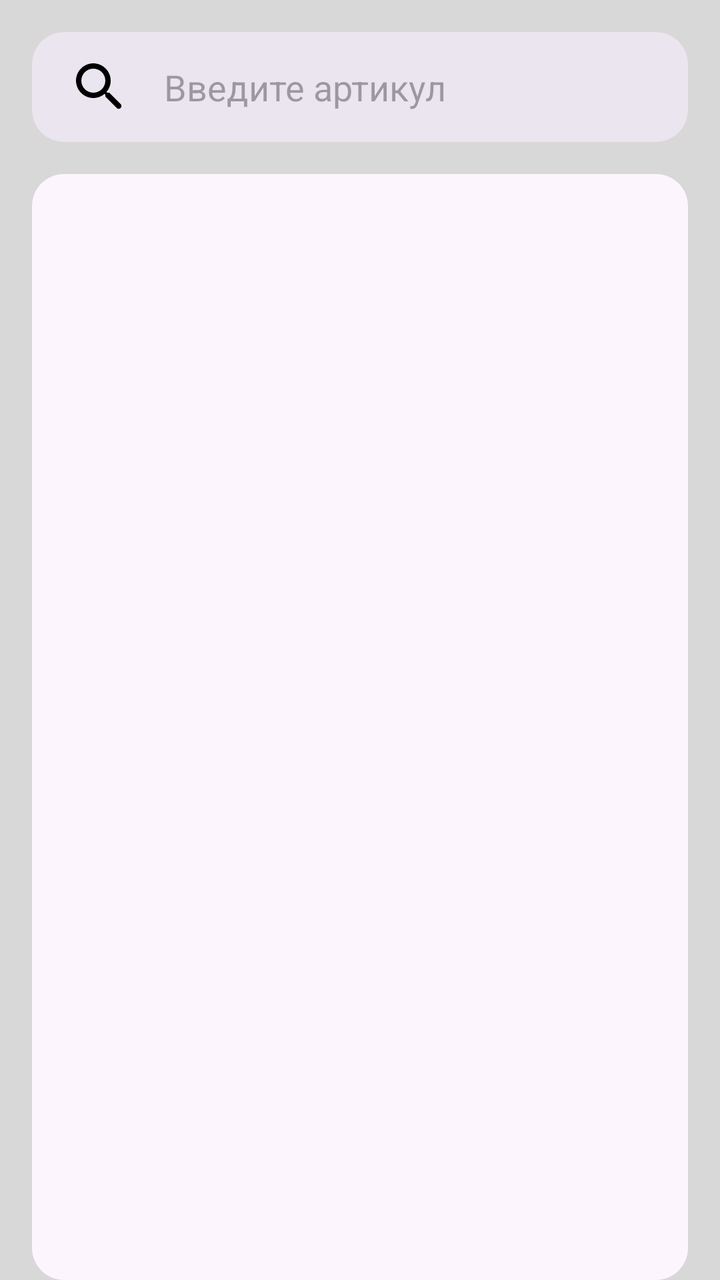
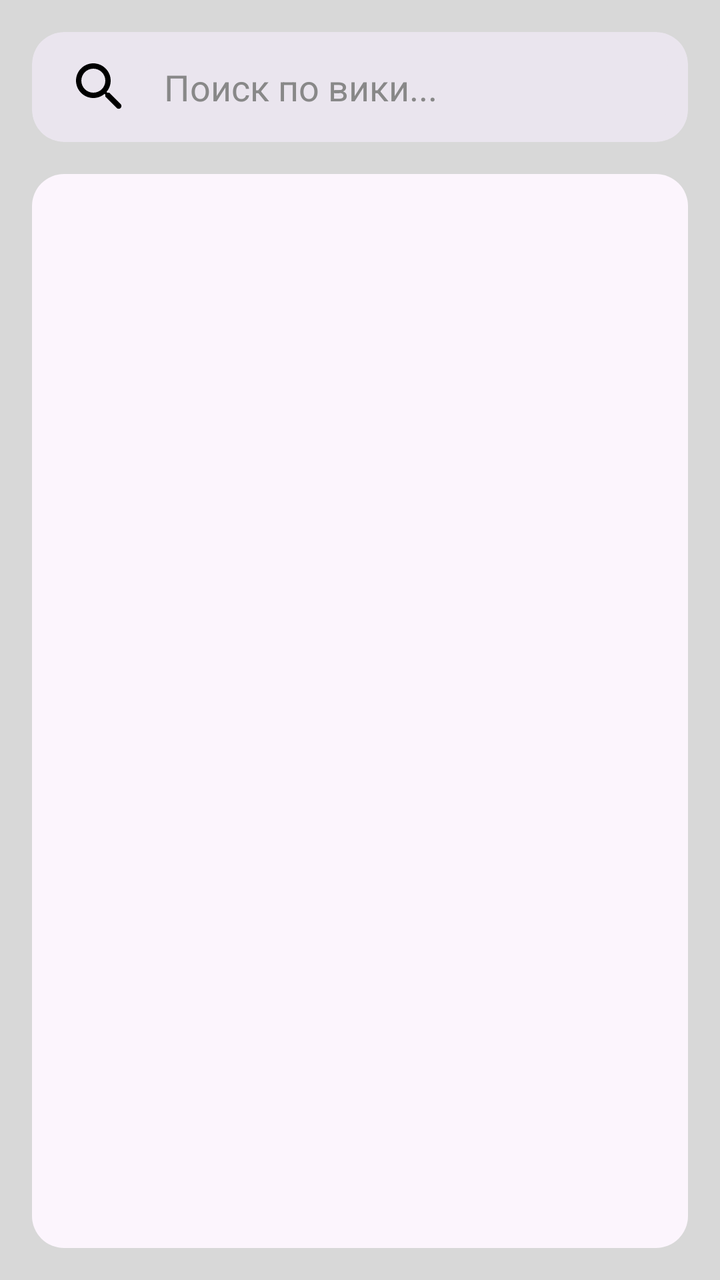

An Android layout rendered at two revisions. The XML below is the earlier revision; the diff shows what the commit changed to produce the second picture.
<!-- AndroidManifest.xml: application theme Theme.MobileDDAssistant -->
<!-- res/layout/fragment_wiki.xml -->
<?xml version="1.0" encoding="utf-8"?>
<androidx.constraintlayout.widget.ConstraintLayout xmlns:android="http://schemas.android.com/apk/res/android"
    xmlns:app="http://schemas.android.com/apk/res-auto"
    xmlns:tools="http://schemas.android.com/tools"
    android:id="@+id/main"
    android:layout_width="match_parent"
    android:layout_height="match_parent"
    tools:context=".fragments.WikiFragment">

    <LinearLayout
        android:layout_width="match_parent"
        android:layout_height="match_parent"
        android:orientation="vertical"
        android:background="@color/background_color"
        tools:context=".fragments.WikiFragment">

        
        <LinearLayout
            android:layout_width="match_parent"
            android:layout_height="55dp"
            android:orientation="horizontal"
            android:padding="10dp"
            android:clipToOutline="true"
            android:elevation="4dp"
            android:backgroundTint="@color/bars_color"
            android:background="@drawable/bg_style_rounded"
            android:layout_marginHorizontal="16dp"
            android:layout_marginVertical="16dp">

            <ImageView
                android:layout_width="48dp"
                android:layout_height="48dp"
                android:src="@drawable/ic_search"
                android:layout_gravity="center_vertical"
                android:padding="8dp"/>

            <EditText
                android:layout_width="0dp"
                android:layout_height="48dp"
                android:layout_weight="1"
                android:layout_gravity="center_vertical"
                android:hint="Введите артикул"
                android:backgroundTint="@color/bars_color"
                android:background="@drawable/bg_style_rounded"
                android:padding="8dp"/>

        </LinearLayout>

        
        <LinearLayout
            android:layout_width="match_parent"
            android:layout_height="0dp"
            android:layout_weight="1"
            android:orientation="horizontal"
            android:padding="16dp"
            android:backgroundTint="@color/content_color"
            android:background="@drawable/bg_style_rounded"
            android:layout_marginHorizontal="16dp"/>

    </LinearLayout>

</androidx.constraintlayout.widget.ConstraintLayout>
<!-- resources referenced by this layout -->
<resources>
  <color name="background_color">#D8D8D8</color>
  <color name="bars_color">#EAE5EE</color>
  <color name="content_color">#FCF5FD</color>
  <!-- drawable bg_style_rounded (drawable) -->
  <?xml version="1.0" encoding="utf-8"?>
  <shape xmlns:android="http://schemas.android.com/apk/res/android" android:shape="rectangle">
      <corners android:radius="16dp"/>
  </shape>
  <!-- drawable ic_search (drawable) -->
  <vector xmlns:android="http://schemas.android.com/apk/res/android" android:height="24dp" android:tint="#000000" android:viewportHeight="24" android:viewportWidth="24" android:width="24dp">
        
      <path android:fillColor="@android:color/white" android:pathData="M15.5,14h-0.79l-0.28,-0.27c1.2,-1.4 1.82,-3.31 1.48,-5.34 -0.47,-2.78 -2.79,-5 -5.59,-5.34 -4.23,-0.52 -7.79,3.04 -7.27,7.27 0.34,2.8 2.56,5.12 5.34,5.59 2.03,0.34 3.94,-0.28 5.34,-1.48l0.27,0.28v0.79l4.25,4.25c0.41,0.41 1.08,0.41 1.49,0 0.41,-0.41 0.41,-1.08 0,-1.49L15.5,14zM9.5,14C7.01,14 5,11.99 5,9.5S7.01,5 9.5,5 14,7.01 14,9.5 11.99,14 9.5,14z"/>
      
  </vector>
  <style name="Theme.MobileDDAssistant" parent="Base.Theme.MobileDDAssistant" />
  <style name="Base.Theme.MobileDDAssistant" parent="Theme.Material3.DayNight.NoActionBar">
          
          <item name="colorPrimary">@color/nav_bar_color</item>
      </style>
  <color name="nav_bar_color">#65558E</color>
</resources>

<!-- the commit's change to res/layout/fragment_wiki.xml (unified diff, before → after) -->
@@ -35,27 +35,41 @@
                 android:padding="8dp"/>
 
             <EditText
+                android:id="@+id/searchEditText"
                 android:layout_width="0dp"
                 android:layout_height="48dp"
                 android:layout_weight="1"
                 android:layout_gravity="center_vertical"
-                android:hint="Введите артикул"
+                android:hint="Поиск по вики..."
+                android:inputType="text"
+                android:imeOptions="actionSearch"
                 android:backgroundTint="@color/bars_color"
                 android:background="@drawable/bg_style_rounded"
-                android:padding="8dp"/>
+                android:padding="8dp"
+                android:textColorHint="#888888"
+                android:textColor="@android:color/white"/>
 
         </LinearLayout>
 
         
-        <LinearLayout
+        <androidx.core.widget.NestedScrollView
+            android:id="@+id/scrollView"
             android:layout_width="match_parent"
             android:layout_height="0dp"
             android:layout_weight="1"
-            android:orientation="horizontal"
-            android:padding="16dp"
+            android:layout_marginHorizontal="16dp"
+            android:layout_marginBottom="16dp"
+            android:background="@drawable/bg_style_rounded"
             android:backgroundTint="@color/content_color"
-            android:background="@drawable/bg_style_rounded"
-            android:layout_marginHorizontal="16dp"/>
+            android:padding="16dp">
+
+            <LinearLayout
+                android:id="@+id/contentContainer"
+                android:layout_width="match_parent"
+                android:layout_height="wrap_content"
+                android:orientation="vertical" />
+
+        </androidx.core.widget.NestedScrollView>
 
     </LinearLayout>
 
